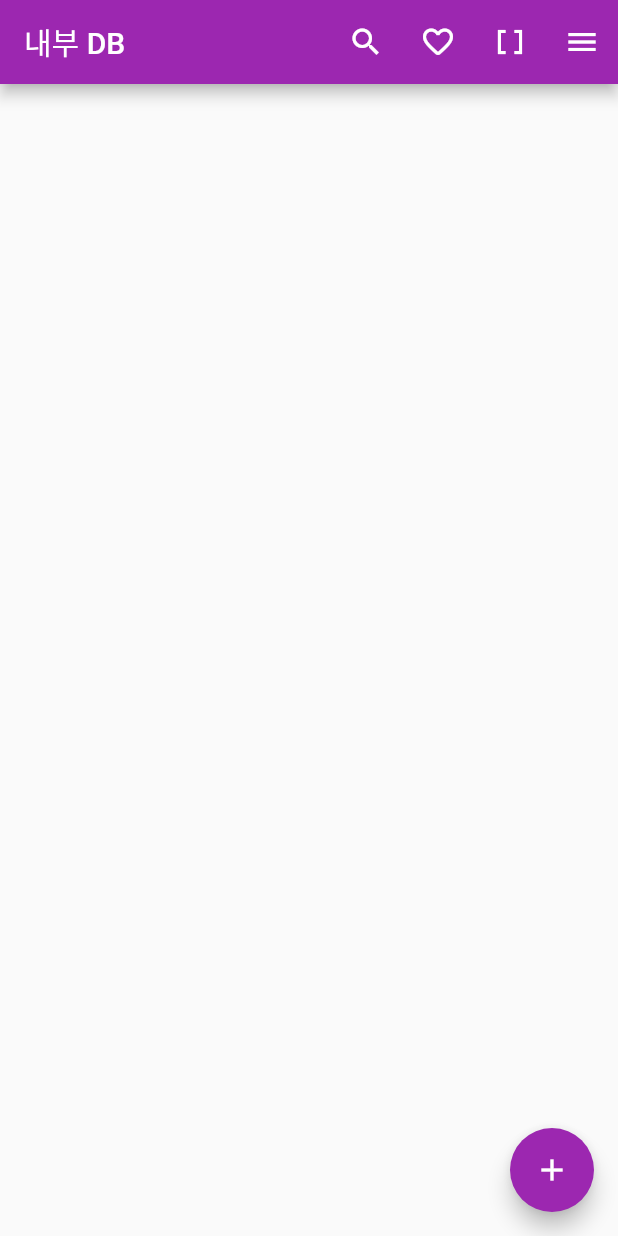
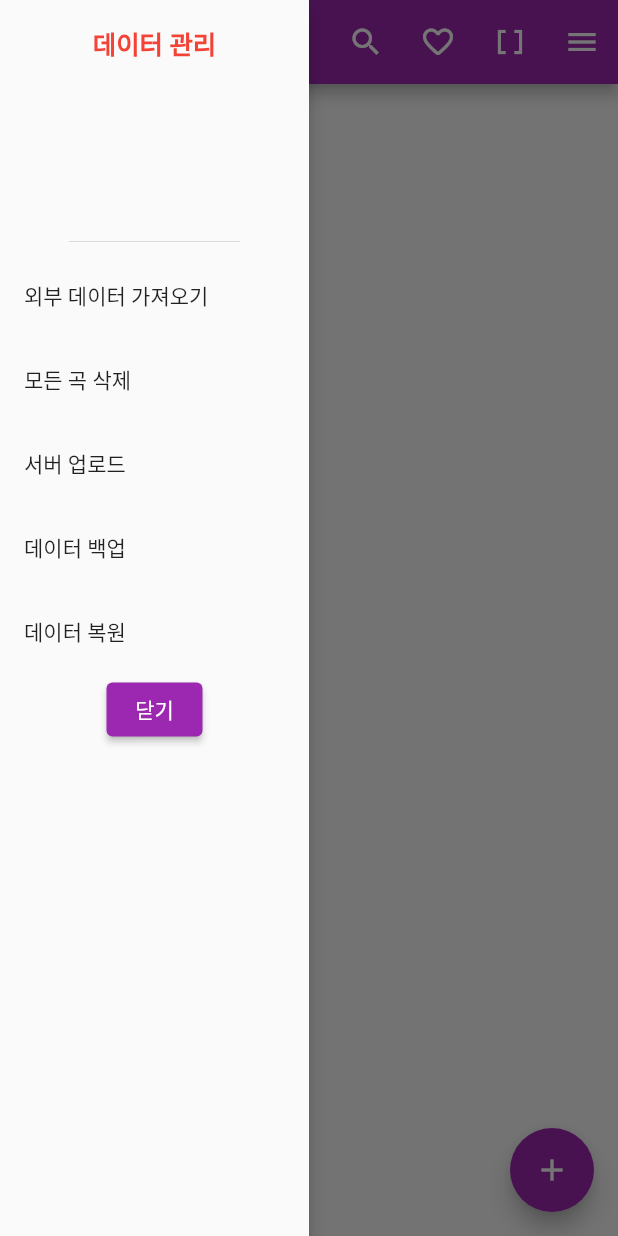
Before and after one commit to poseidonKey/my-karaoke-fb-2022-07-12, a Flutter app: the screen it shows after launch, with the side drawer open (before the commit the screen has no drawer), on a phone screen of 412 x 824 dp. Run offline on Flutter 3.47's test engine with Material 2 defaults, Android fonts, the phone set to English and light mode, and no system bars; our stand-ins replace cloud_firestore, equatable, firebase_auth, firebase_core, font_awesome_flutter, get and 2 more; accounts and stored records are empty.

Commit message:
sql draw 메뉴 일부

```diff
--- a/lib/sql/sql_home.dart
+++ b/lib/sql/sql_home.dart
@@ -1,3 +1,5 @@
+import 'dart:ui';
+
 import 'package:flutter/material.dart';
 import 'package:get/get.dart';
 import 'package:my_karaoke_firebase/sql/add_edit_screen.dart';
@@ -48,6 +50,53 @@ class SQLHome extends StatelessWidget {
             icon: const Icon(Icons.menu),
           ),
         ],
+      ),
+      drawer: Drawer(
+        width: MediaQuery.of(context).size.width / 2,
+        elevation: 5,
+        child: Column(
+          children: [
+            const DrawerHeader(
+              child: Text(
+                "데이터 관리",
+                style: TextStyle(
+                    color: Colors.red,
+                    fontSize: 17,
+                    fontWeight: FontWeight.bold),
+              ),
+            ),
+            ListTile(
+                title: const Text("외부 데이터 가져오기"),
+                onTap: (() {
+                  Get.back();
+                })),
+            ListTile(
+                title: const Text("모든 곡 삭제"),
+                onTap: (() {
+                  Get.back();
+                })),
+            ListTile(
+                title: const Text("서버 업로드"),
+                onTap: (() {
+                  Get.back();
+                })),
+            ListTile(
+                title: const Text("데이터 백업"),
+                onTap: (() {
+                  Get.back();
+                })),
+            ListTile(
+                title: const Text("데이터 복원"),
+                onTap: (() {
+                  Get.back();
+                })),
+            ElevatedButton(
+                onPressed: () {
+                  Get.back();
+                },
+                child: const Text("닫기"))
+          ],
+        ),
       ),
       body: const SongList(),
       floatingActionButton: FloatingActionButton(
```
